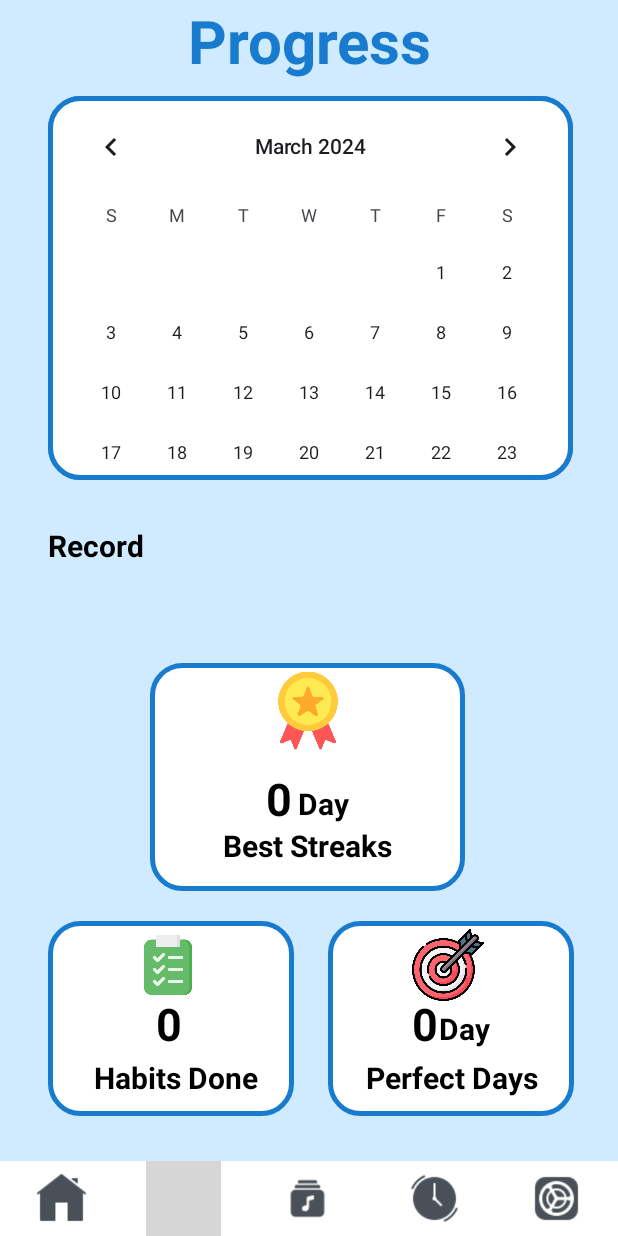
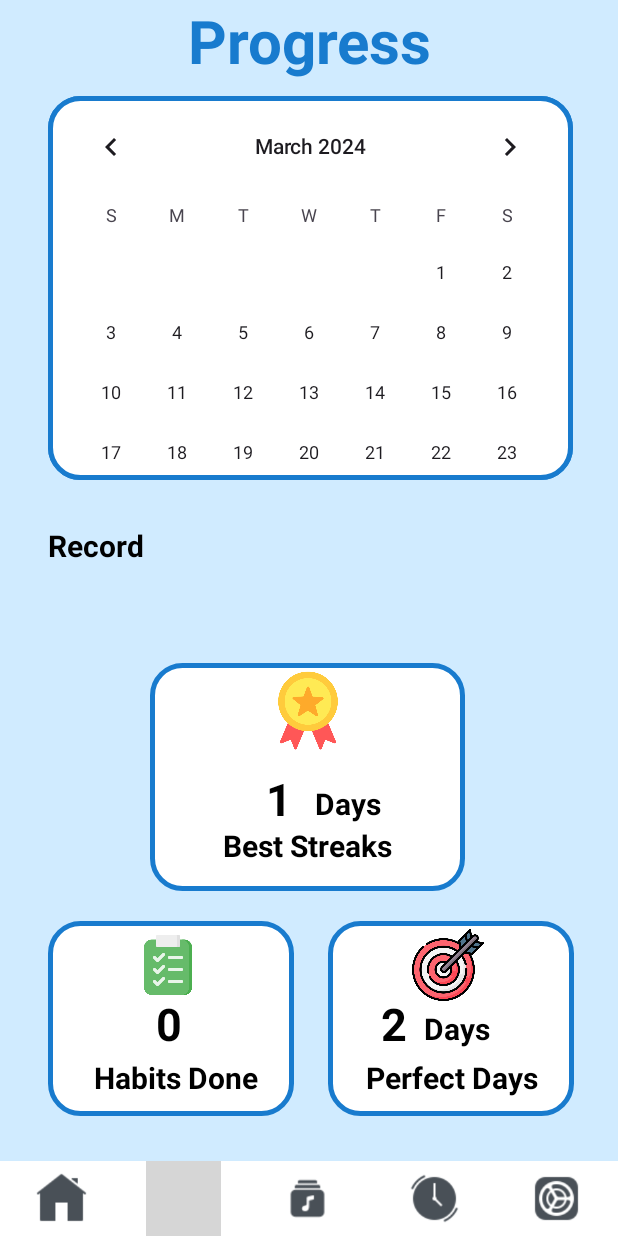
Before and after one commit to TruongDang23/project_mobile_habit_tracked, an Android app: the Progress_total screen opened directly, with no data from a screen before it, on a phone screen of 412 x 824 dp. Run offline under Robolectric (Android 15) with nearby library versions, the phone set to English and light mode, and no system bars; our stand-ins replace Firebase (no records; nobody signed in at launch, a user with empty details on screens opened directly); 1 statement that could not run was skipped; grey boxes are pictures that could not be loaded.

Commit message:
Xong tính toán habit done

```diff
--- a/app/src/main/java/com/example/finalproject/activities/Progress_total.java
+++ b/app/src/main/java/com/example/finalproject/activities/Progress_total.java
@@ -1,20 +1,34 @@
 package com.example.finalproject.activities;
 
+import androidx.annotation.NonNull;
 import androidx.appcompat.app.AppCompatActivity;
 
 import android.content.Intent;
 import android.os.Bundle;
 import android.view.View;
 import android.widget.ImageButton;
+import android.widget.TextView;
+import android.widget.Toast;
 
 import com.example.finalproject.R;
 import com.example.finalproject.model.Account;
+import com.google.firebase.database.DataSnapshot;
+import com.google.firebase.database.DatabaseError;
+import com.google.firebase.database.DatabaseReference;
+import com.google.firebase.database.FirebaseDatabase;
+import com.google.firebase.database.ValueEventListener;
 
 public class Progress_total extends AppCompatActivity {
 
     ImageButton ibHome, ibMusic, ibClock, ibSetting;
+    TextView txtHabitDone, txtBestSteaks, txtPerfectDay;
     private Account acc = new Account();
     String idUser;
+    private FirebaseDatabase dataBase;
+    private DatabaseReference ref;
+    int bestStreaks = 1;
+    int habitDone;
+    int perfectDay = 2;
     @Override
     protected void onCreate(Bundle savedInstanceState) {
         super.onCreate(savedInstanceState);
@@ -28,10 +42,23 @@ public class Progress_total extends AppCompatActivity {
         acc = (Account) b.getSerializable("user_account");
         idUser = getIntent().getStringExtra("idTaiKhoan");
 
+        txtHabitDone = (TextView) findViewById(R.id.txtHabitDone);
+        txtBestSteaks = (TextView) findViewById(R.id.txtBestStreaks);
+        txtPerfectDay = (TextView) findViewById(R.id.txtPerfectDay);
+
+        ibHome = (ImageButton) findViewById(R.id.ib_home);
+        ibMusic = (ImageButton) findViewById(R.id.ib_music);
+        ibClock = (ImageButton) findViewById(R.id.ib_clock);
+
+        getBestStreaks();
+        getHabitDone();
+        getPerfectDay();
+
+        txtBestSteaks.setText(Integer.toString(bestStreaks));
+        txtPerfectDay.setText(Integer.toString(perfectDay));
     }
     public void getEvents()
     {
-        ibHome = (ImageButton) findViewById(R.id.ib_home);
         ibHome.setOnClickListener(new View.OnClickListener() {
             @Override
             public void onClick(View v) {
@@ -46,7 +73,6 @@ public class Progress_total extends AppCompatActivity {
             }
         });
 
-        ibMusic = (ImageButton) findViewById(R.id.ib_music);
         ibMusic.setOnClickListener(new View.OnClickListener() {
             @Override
             public void onClick(View v) {
@@ -55,7 +81,6 @@ public class Progress_total extends AppCompatActivity {
             }
         });
 
-        ibClock = (ImageButton) findViewById(R.id.ib_clock);
         ibClock.setOnClickListener(new View.OnClickListener() {
             @Override
             public void onClick(View v) {
@@ -73,4 +98,41 @@ public class Progress_total extends AppCompatActivity {
             }
         });
     }
+    public void getConnection(String id)
+    {
+        dataBase = FirebaseDatabase.getInstance();
+        ref = dataBase.getReference("Habit_Tracker").child("Du_Lieu").child(id);
+    }
+    public void getBestStreaks()
+    {
+
+    }
+    public void getHabitDone()
+    {
+        getConnection(idUser);
+        ref.addValueEventListener(new ValueEventListener() {
+            @Override
+            public void onDataChange(@NonNull DataSnapshot snapshot) {
+                if(snapshot.exists())
+                {
+                    habitDone = 0; //Vì habitDone là bien toàn cục nên phải reset rồi mới cộng
+                    for (DataSnapshot habitSnapshot : snapshot.getChildren())
+                    {
+                        String status = habitSnapshot.child("TrangThai").getValue(String.class);
+                        if(status.equals("Đã hoàn thành"))
+                            habitDone = habitDone + 1; // habitDone là biến toàn cục để có thể gọi trong hàm onDataChange
+                    }
+                    txtHabitDone.setText(Integer.toString(habitDone));
+                }
+            }
+            @Override
+            public void onCancelled(@NonNull DatabaseError error) {
+                Toast.makeText(Progress_total.this, "Lỗi khi đọc dữ liệu từ Firebase", Toast.LENGTH_SHORT).show();
+            }
+        });
+    }
+    public void getPerfectDay()
+    {
+
+    }
 }
--- a/app/src/main/res/layout/activity_progress_total.xml
+++ b/app/src/main/res/layout/activity_progress_total.xml
@@ -51,11 +51,11 @@
 
         <TextView
             android:id="@+id/textView24"
-            android:layout_width="36dp"
+            android:layout_width="50dp"
             android:layout_height="27dp"
             android:layout_marginTop="80dp"
-            android:layout_marginEnd="75dp"
-            android:text="Day"
+            android:layout_marginEnd="50dp"
+            android:text="Days"
             android:textSize="20dp"
             android:textStyle="bold"
             android:textColor="@color/black"
@@ -172,7 +172,7 @@
             android:id="@+id/txtPerfectDay"
             android:layout_width="wrap_content"
             android:layout_height="wrap_content"
-            android:layout_marginStart="56dp"
+            android:layout_marginStart="35dp"
             android:layout_marginTop="48dp"
             android:text="0"
             android:textStyle="bold"
@@ -187,7 +187,7 @@
             android:layout_height="wrap_content"
             android:layout_marginTop="58dp"
             android:layout_marginEnd="56dp"
-            android:text="Day"
+            android:text="Days"
             android:textStyle="bold"
             android:textColor="@color/black"
             android:textSize="20sp"
```
Also changed, not shown: app/src/main/java/com/example/finalproject/activities/Home_Activity.java (+17 -3 lines).
